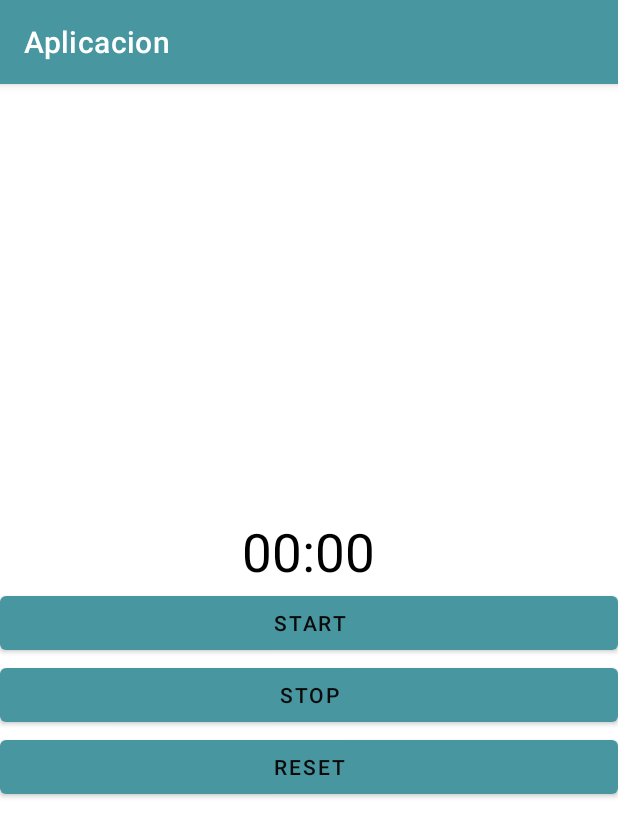
After one commit to lizette5/Aplicacion_entregable2, an Android app: the Cronometro screen opened directly, with no data from a screen before it, on a phone screen of 412 x 824 dp. The commit adds this screen. Shown: the top 837 px of the screen. Run offline under Robolectric (Android 15) with nearby library versions, the phone set to English and light mode, and no system bars.

Commit message:
Entregable 2

```diff
--- a/app/build.gradle
+++ b/app/build.gradle
@@ -40,6 +40,7 @@ dependencies {
     implementation 'androidx.navigation:navigation-ui:2.2.2'
     implementation 'androidx.lifecycle:lifecycle-livedata-ktx:2.2.0'
     implementation 'androidx.lifecycle:lifecycle-viewmodel-ktx:2.2.0'
+    implementation 'com.google.android.gms:play-services-maps:17.0.0'
     testImplementation 'junit:junit:4.+'
     androidTestImplementation 'androidx.test.ext:junit:1.1.2'
     androidTestImplementation 'androidx.test.espresso:espresso-core:3.3.0'
--- a/app/src/main/AndroidManifest.xml
+++ b/app/src/main/AndroidManifest.xml
@@ -11,10 +11,11 @@
         android:roundIcon="@mipmap/ic_launcher_round"
         android:supportsRtl="true"
         android:theme="@style/Theme.Aplicacion">
+        <activity android:name=".Cronometro"></activity>
         <activity
             android:name=".Registro"
             android:label="@string/title_activity_registro"
-            android:theme="@style/Theme.Aplicacion.NoActionBar"></activity>
+            android:theme="@style/Theme.Aplicacion.NoActionBar" />
         <activity android:name=".Estadistica" />
         <activity
             android:name=".MainActivity2"
--- /dev/null
+++ b/app/src/main/java/com/example/aplicacion/Cronometro.java
@@ -0,0 +1,67 @@
+package com.example.aplicacion;
+
+import androidx.appcompat.app.AppCompatActivity;
+
+import android.os.Bundle;
+import android.os.SystemClock;
+import android.view.View;
+import android.widget.Button;
+import android.widget.Chronometer;
+
+public class Cronometro extends AppCompatActivity {
+    Button btn_start,btn_stop,btn_reset;
+    Chronometer chronometro;
+    Boolean correr=false;
+    long detenerse;
+    @Override
+    protected void onCreate(Bundle savedInstanceState) {
+        super.onCreate(savedInstanceState);
+        setContentView(R.layout.activity_cronometro);
+        btn_start=findViewById(R.id.btn_start);
+        btn_stop=findViewById(R.id.btn_stop);
+        btn_reset=findViewById(R.id.btn_reset);
+        chronometro=findViewById(R.id.chronometro);
+
+        btn_start.setOnClickListener(new View.OnClickListener() {
+            @Override
+            public void onClick(View v) {
+                startChronometro();
+            }
+        });
+
+        btn_stop.setOnClickListener(new View.OnClickListener() {
+            @Override
+            public void onClick(View v) {
+                stopChronometro();
+            }
+        });
+
+        btn_reset.setOnClickListener(new View.OnClickListener() {
+            @Override
+            public void onClick(View v) {
+                resetChronometro();
+            }
+        });
+    }
+
+    private void resetChronometro() {
+        chronometro.setBase(SystemClock.elapsedRealtime());
+        detenerse=0;
+    }
+
+    private void stopChronometro() {
+        if (correr){
+            chronometro.stop();
+            detenerse = SystemClock.elapsedRealtime() - chronometro.getBase();
+            correr=false;
+        }
+    }
+
+    private void startChronometro() {
+        if(!correr){
+            chronometro.setBase(SystemClock.elapsedRealtime() - detenerse);
+            chronometro.start();
+            correr=true;
+        }
+    }
+}
--- /dev/null
+++ b/app/src/main/res/layout/activity_cronometro.xml
@@ -0,0 +1,36 @@
+<?xml version="1.0" encoding="utf-8"?>
+<LinearLayout xmlns:android="http://schemas.android.com/apk/res/android"
+    xmlns:app="http://schemas.android.com/apk/res-auto"
+    xmlns:tools="http://schemas.android.com/tools"
+    android:layout_width="match_parent"
+    android:layout_height="match_parent"
+    android:gravity="center"
+    android:orientation="vertical"
+    tools:context=".Cronometro">
+
+    <Chronometer
+        android:id="@+id/chronometro"
+        android:layout_width="wrap_content"
+        android:layout_height="wrap_content"
+        android:textColor="@android:color/black"
+        android:textSize="35sp" />
+
+    <Button
+        android:id="@+id/btn_start"
+        android:layout_width="match_parent"
+        android:layout_height="wrap_content"
+        android:text="start" />
+
+    <Button
+        android:id="@+id/btn_stop"
+        android:layout_width="match_parent"
+        android:layout_height="wrap_content"
+        android:text="stop" />
+
+    <Button
+        android:id="@+id/btn_reset"
+        android:layout_width="match_parent"
+        android:layout_height="wrap_content"
+        android:text="reset" />
+
+</LinearLayout>
--- a/app/src/main/res/layout/fragment_times.xml
+++ b/app/src/main/res/layout/fragment_times.xml
@@ -21,8 +21,8 @@
 
             <ImageView
                 android:id="@+id/image"
-                android:layout_width="393dp"
-                android:layout_height="427dp"
+                android:layout_width="387dp"
+                android:layout_height="376dp"
                 android:layout_gravity="center"
                 app:layout_constraintBottom_toBottomOf="parent"
                 app:layout_constraintLeft_toLeftOf="parent"
```
Also changed, not shown: app/src/main/java/com/example/aplicacion/ui/dashboard/DashboardFragment.java (added, +35 -0 lines), app/src/main/java/com/example/aplicacion/ui/dashboard/DashboardViewModel.java (added, +19 -0 lines), app/src/main/java/com/example/aplicacion/ui/home/HomeFragment.java (+69 -4 lines), app/src/main/java/com/example/aplicacion/ui/times/TimesFragment.java (+11 -0 lines), app/src/main/res/layout/fragment_dashboard.xml (added, +22 -0 lines), app/src/main/res/layout/fragment_home.xml (+99 -15 lines), app/src/main/res/drawable/btnikilometraje.png (added), app/src/main/res/drawable/btnilometraje.png (added), app/src/main/res/drawable/btnimapa.png (added), app/src/main/res/drawable/btnimusica.png (added), app/src/main/res/drawable/btniranking.png (added).
